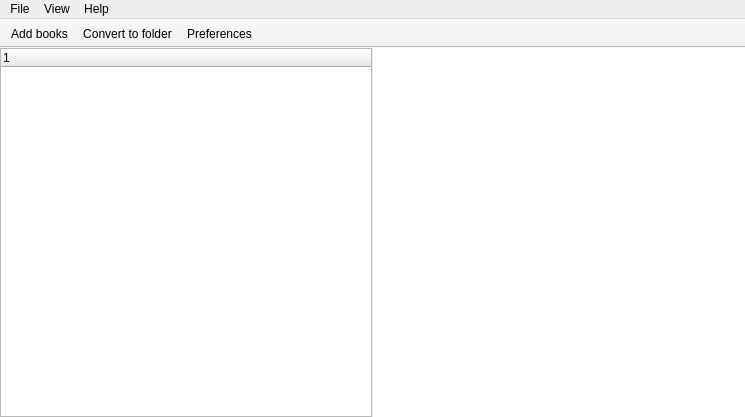
Before: the Qt Designer form src/main/designer/mainwindow.ui in dnkorpushov/libro, drawn with Qt 5.
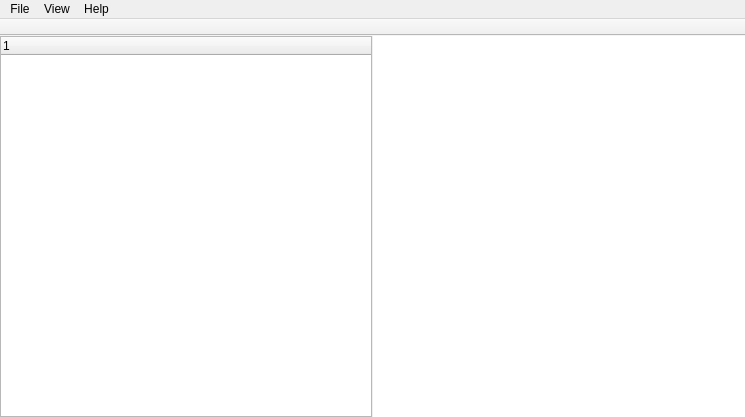
After: the same form once the commit is applied. Icons and pictures are not drawn. Custom widgets are drawn as their Qt base class.

Patch:
```diff
--- a/src/main/designer/mainwindow.ui
+++ b/src/main/designer/mainwindow.ui
@@ -146,9 +146,6 @@
    <attribute name="toolBarBreak">
     <bool>false</bool>
    </attribute>
-   <addaction name="actionAddBooks"/>
-   <addaction name="actionConvertToDisk"/>
-   <addaction name="actionSettings"/>
   </widget>
   <action name="actionAddBooks">
    <property name="icon">
@@ -253,6 +250,11 @@
    <extends>QTableView</extends>
    <header>.booktableview.h</header>
   </customwidget>
+  <customwidget>
+   <class>ToolBar</class>
+   <extends>QToolBar</extends>
+   <header>.toolbar.h</header>
+  </customwidget>
  </customwidgets>
  <resources>
   <include location="resources.qrc"/>
```
Left out of the diff: 54 changed lines with no effect on the pictures.
